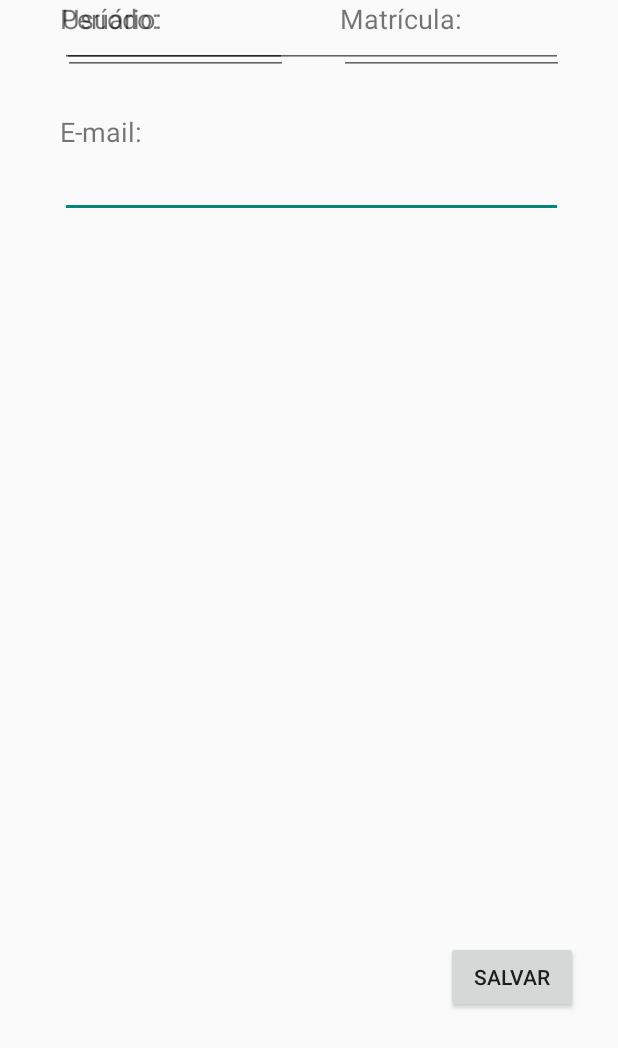
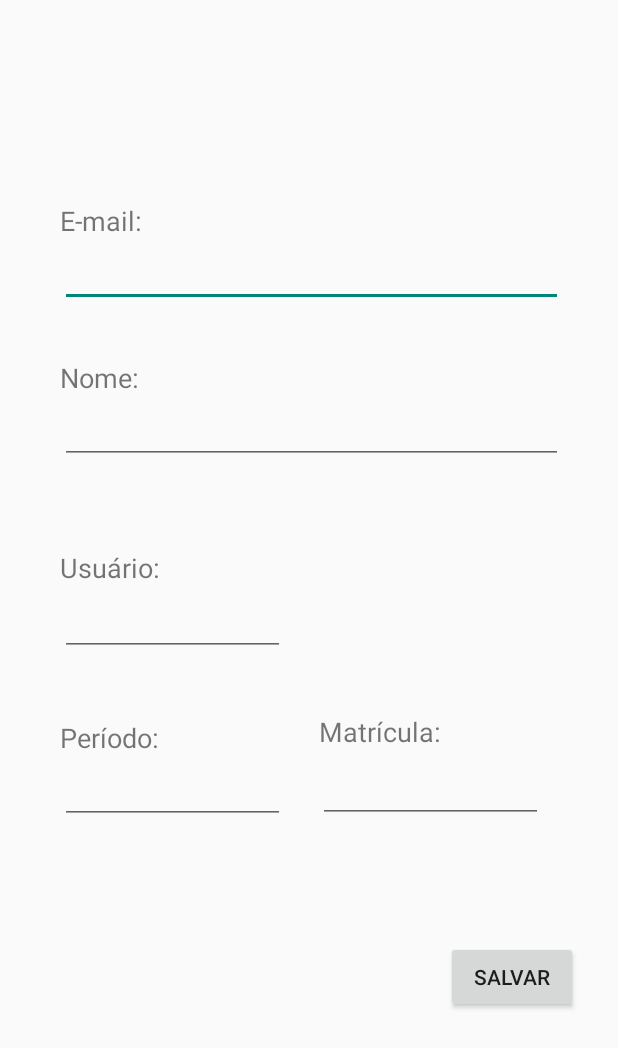
Before and after one commit to matheus98sl/CPA, an Android app: the CadastroAluno screen opened directly, with no data from a screen before it, on a phone screen of 412 x 824 dp. Shown: the top 1048 px of the screen. Run offline under Robolectric (Android 15) with nearby library versions, the phone set to English and light mode, and no system bars.

Commit message:
Funçoes e Layout organizados

```diff
--- a/app/src/main/java/com/example/folhacpa/CadastroAluno.java
+++ b/app/src/main/java/com/example/folhacpa/CadastroAluno.java
@@ -1,8 +1,12 @@
 package com.example.folhacpa;
 
+import androidx.appcompat.app.AlertDialog;
 import androidx.appcompat.app.AppCompatActivity;
 
+import android.content.Intent;
 import android.os.Bundle;
+import android.view.View;
+import android.widget.Button;
 import android.widget.EditText;
 
 public class CadastroAluno extends AppCompatActivity {
@@ -11,24 +15,48 @@ public class CadastroAluno extends AppCompatActivity {
     private EditText edtNome;
     private EditText edtEmail;
     private EditText edtMatricula;
-
     private EditText edtPeriodo;
     private EditText editLoginUsuario;
+    private Button btnSalvar;
 
     @Override
     protected void onCreate(Bundle savedInstanceState) {
         super.onCreate(savedInstanceState);
         setContentView(R.layout.activity_cadastro_aluno);
 
-        edtNome = (EditText)findViewById(R.id.edtNome);
-        edtEmail = (EditText)findViewById(R.id.edtEmail);
-        edtMatricula = (EditText)findViewById(R.id.edtMatricula);
-        edtPeriodo = (EditText)findViewById(R.id.edtPeriodo);
-        editLoginUsuario = (EditText)findViewById(R.id.edtLoginUsuario);
+        edtNome = findViewById(R.id.edtNome);
+        edtEmail = findViewById(R.id.edtEmail);
+        edtMatricula = findViewById(R.id.edtMatricula);
+        edtPeriodo = findViewById(R.id.edtPeriodo);
+        editLoginUsuario = findViewById(R.id.edtLoginUsuario);
+        btnSalvar = findViewById(R.id.btnSalvar);
+
+        btnSalvar.setOnClickListener(new View.OnClickListener() {
+            @Override
+            public void onClick(View v) {
+                if (editLoginUsuario.getText().toString().equals("") ||
+                        (edtEmail.getText().toString().equals("") ||
+                                (edtMatricula.getText().toString().equals("") ||
+                                        (edtNome.getText().toString().equals("") ||
+                                                (edtPeriodo.getText().toString().equals("")))))) {
+                    AlertDialog.Builder dialogo = new
+                            AlertDialog.Builder(CadastroAluno.this);
+                    dialogo.setMessage("Falta campos ");
+                    dialogo.setNeutralButton("OK", null);
+                    dialogo.show();
+
+                } else {
+                    btnSalvarActivity();
+                }
+            }
+
+            private void btnSalvarActivity() {
+                startActivity(new Intent(CadastroAluno.this, MainActivity.class));
+            }
+        });
     }
 
     public void validaCampos() {
-
 
 
     }
--- a/app/src/main/res/layout/activity_cadastro_aluno.xml
+++ b/app/src/main/res/layout/activity_cadastro_aluno.xml
@@ -10,16 +10,14 @@
         android:id="@+id/edtEmail"
         android:layout_width="335dp"
         android:layout_height="wrap_content"
-        android:layout_marginStart="40dp"
-        android:layout_marginLeft="40dp"
-        android:layout_marginEnd="160dp"
-        android:layout_marginRight="160dp"
         android:ems="10"
         android:inputType="textEmailAddress"
+        app:layout_constraintBottom_toBottomOf="parent"
         app:layout_constraintEnd_toEndOf="parent"
-        app:layout_constraintHorizontal_bias="0.0"
+        app:layout_constraintHorizontal_bias="0.526"
         app:layout_constraintStart_toStartOf="parent"
-        app:layout_constraintTop_toBottomOf="@+id/textView4" />
+        app:layout_constraintTop_toTopOf="parent"
+        app:layout_constraintVertical_bias="0.205" />
 
     <TextView
         android:id="@+id/textView4"
@@ -27,7 +25,7 @@
         android:layout_height="wrap_content"
         android:layout_marginStart="40dp"
         android:layout_marginLeft="40dp"
-        android:layout_marginTop="75dp"
+        android:layout_marginTop="59dp"
         android:layout_marginEnd="317dp"
         android:layout_marginRight="317dp"
         android:text="E-mail:"
@@ -36,7 +34,8 @@
         app:layout_constraintEnd_toEndOf="parent"
         app:layout_constraintHorizontal_bias="0.0"
         app:layout_constraintStart_toStartOf="parent"
-        app:layout_constraintTop_toTopOf="parent" />
+        app:layout_constraintTop_toTopOf="parent"
+        app:layout_constraintVertical_bias="1.0" />
 
     <TextView
         android:id="@+id/textView5"
@@ -44,14 +43,16 @@
         android:layout_height="wrap_content"
         android:layout_marginStart="40dp"
         android:layout_marginLeft="40dp"
-        android:layout_marginEnd="312dp"
-        android:layout_marginRight="312dp"
+        android:layout_marginEnd="304dp"
+        android:layout_marginRight="304dp"
         android:text="Período:"
         android:textSize="18dp"
+        app:layout_constraintBottom_toTopOf="@+id/edtPeriodo"
         app:layout_constraintEnd_toEndOf="parent"
         app:layout_constraintHorizontal_bias="0.0"
         app:layout_constraintStart_toStartOf="parent"
-        tools:layout_editor_absoluteY="364dp"
+        app:layout_constraintTop_toTopOf="parent"
+        app:layout_constraintVertical_bias="1.0"
         tools:ignore="MissingConstraints" />
 
     <EditText
@@ -60,30 +61,28 @@
         android:layout_height="wrap_content"
         android:layout_marginStart="40dp"
         android:layout_marginLeft="40dp"
-        android:layout_marginEnd="166dp"
-        android:layout_marginRight="166dp"
         android:ems="10"
         android:inputType="textPersonName"
+        app:layout_constraintBottom_toBottomOf="parent"
         app:layout_constraintEnd_toEndOf="parent"
-        app:layout_constraintHorizontal_bias="0.019"
+        app:layout_constraintHorizontal_bias="0.0"
         app:layout_constraintStart_toStartOf="parent"
-        tools:layout_editor_absoluteY="388dp"
+        app:layout_constraintTop_toTopOf="parent"
+        app:layout_constraintVertical_bias="0.647"
         tools:ignore="MissingConstraints" />
 
     <EditText
         android:id="@+id/edtNome"
         android:layout_width="335dp"
         android:layout_height="wrap_content"
-        android:layout_marginStart="40dp"
-        android:layout_marginLeft="40dp"
-        android:layout_marginEnd="161dp"
-        android:layout_marginRight="161dp"
         android:ems="10"
         android:inputType="textPersonName"
+        app:layout_constraintBottom_toBottomOf="parent"
         app:layout_constraintEnd_toEndOf="parent"
-        app:layout_constraintHorizontal_bias="0.0"
+        app:layout_constraintHorizontal_bias="0.526"
         app:layout_constraintStart_toStartOf="parent"
-        tools:layout_editor_absoluteY="191dp"
+        app:layout_constraintTop_toTopOf="parent"
+        app:layout_constraintVertical_bias="0.339"
         tools:ignore="MissingConstraints" />
 
     <TextView
@@ -99,7 +98,9 @@
         app:layout_constraintBottom_toTopOf="@+id/edtNome"
         app:layout_constraintEnd_toEndOf="parent"
         app:layout_constraintHorizontal_bias="0.0"
-        app:layout_constraintStart_toStartOf="parent" />
+        app:layout_constraintStart_toStartOf="parent"
+        app:layout_constraintTop_toTopOf="parent"
+        app:layout_constraintVertical_bias="1.0" />
 
     <Button
         android:id="@+id/btnSalvar"
@@ -121,48 +122,58 @@
         android:id="@+id/edtMatricula"
         android:layout_width="150dp"
         android:layout_height="50dp"
-        android:layout_marginEnd="36dp"
-        android:layout_marginRight="36dp"
         android:ems="10"
         android:inputType="numberDecimal"
+        app:layout_constraintBottom_toBottomOf="parent"
         app:layout_constraintEnd_toEndOf="parent"
-        tools:layout_editor_absoluteY="284dp"
+        app:layout_constraintHorizontal_bias="0.808"
+        app:layout_constraintStart_toStartOf="parent"
+        app:layout_constraintTop_toTopOf="parent"
+        app:layout_constraintVertical_bias="0.644"
         tools:ignore="MissingConstraints" />
 
     <EditText
         android:id="@+id/edtLoginUsuario"
         android:layout_width="150dp"
         android:layout_height="50dp"
-        android:layout_marginEnd="220dp"
-        android:layout_marginRight="220dp"
         android:ems="10"
         android:inputType="numberDecimal"
+        app:layout_constraintBottom_toBottomOf="parent"
         app:layout_constraintEnd_toEndOf="parent"
-        tools:layout_editor_absoluteY="284dp"
+        app:layout_constraintHorizontal_bias="0.153"
+        app:layout_constraintStart_toStartOf="parent"
+        app:layout_constraintTop_toTopOf="parent"
         tools:ignore="MissingConstraints" />
 
     <TextView
         android:id="@+id/textView6"
-        android:layout_width="wrap_content"
-        android:layout_height="wrap_content"
-        android:layout_marginEnd="104dp"
-        android:layout_marginRight="104dp"
+        android:layout_width="87dp"
+        android:layout_height="23dp"
+        android:layout_marginStart="220dp"
+        android:layout_marginLeft="220dp"
+        android:layout_marginTop="352dp"
+        android:layout_marginEnd="112dp"
+        android:layout_marginRight="112dp"
         android:text="Matrícula:"
         android:textSize="18dp"
+        app:layout_constraintBottom_toTopOf="@+id/edtMatricula"
         app:layout_constraintEnd_toEndOf="parent"
-        tools:layout_editor_absoluteY="260dp"
+        app:layout_constraintHorizontal_bias="1.0"
+        app:layout_constraintStart_toStartOf="parent"
+        app:layout_constraintTop_toTopOf="parent"
+        app:layout_constraintVertical_bias="1.0"
         tools:ignore="MissingConstraints" />
 
     <TextView
         android:id="@+id/textView"
-        android:layout_width="wrap_content"
-        android:layout_height="wrap_content"
-        android:layout_marginEnd="304dp"
-        android:layout_marginRight="304dp"
+        android:layout_width="74dp"
+        android:layout_height="21dp"
+        android:layout_marginStart="40dp"
+        android:layout_marginLeft="40dp"
         android:text="Usuário:"
         android:textSize="18dp"
-        app:layout_constraintEnd_toEndOf="parent"
-        tools:layout_editor_absoluteY="260dp"
+        app:layout_constraintBottom_toTopOf="@+id/edtLoginUsuario"
+        app:layout_constraintStart_toStartOf="parent"
         tools:ignore="MissingConstraints" />
 
 </androidx.constraintlayout.widget.ConstraintLayout>
```
Also changed, not shown: app/src/main/java/com/example/folhacpa/MainActivity.java (+26 -13 lines), app/src/main/res/layout/activity_main.xml (+19 -32 lines).
